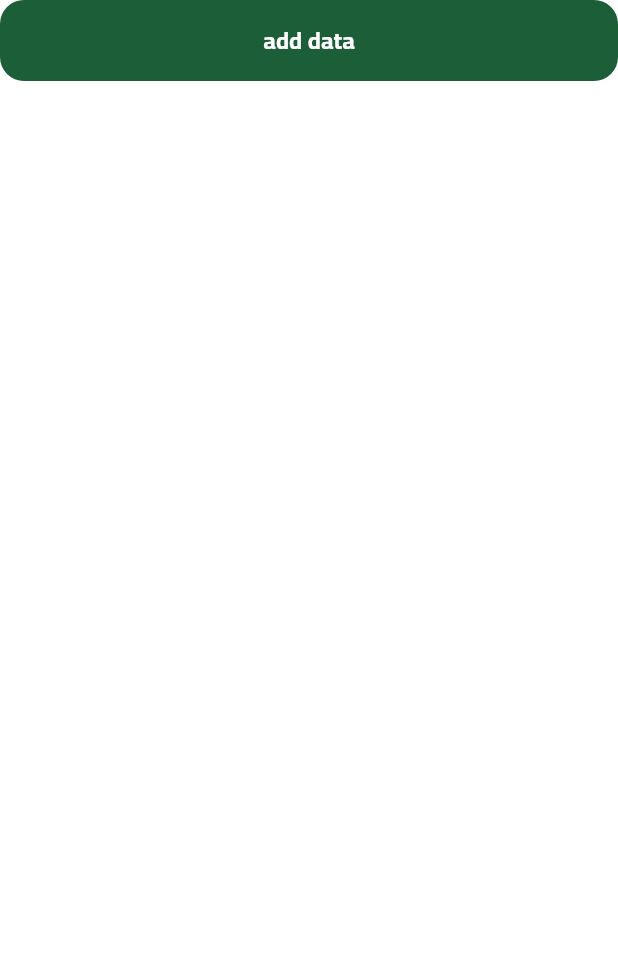
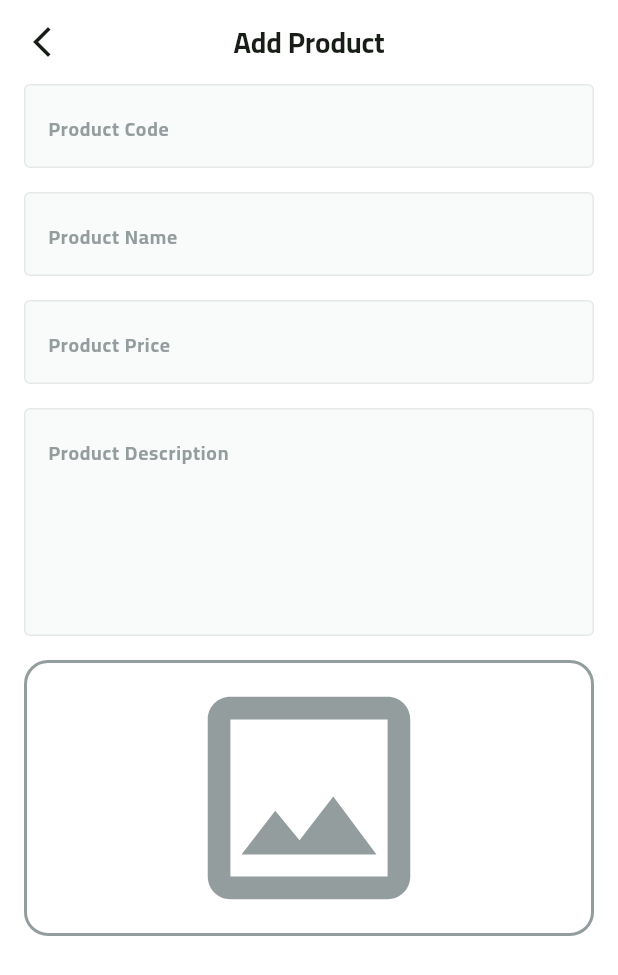
Before and after one commit to ahmedasaber/fruit_dashboard, a Flutter app: the screen it shows after launch, after a tap on "add data", on a phone screen of 412 x 824 dp. Shown: the top 975 px of the screen. Run offline on Flutter 3.47's test engine with Material 3 defaults, Android fonts, the phone set to English and light mode, and no system bars; drawn by our look-alikes of skeletonizer; our stand-ins replace image_picker.

Commit message:
add_product feature

```diff
--- a/lib/core/helper_functions/on_generate_routes.dart
+++ b/lib/core/helper_functions/on_generate_routes.dart
@@ -1,10 +1,13 @@
 import 'package:flutter/material.dart';
-import 'package:fruit_dashboard/features/presentation/views/dashboard_view.dart';
+import 'package:fruit_dashboard/features/add_product/presentation/views/add_product_view.dart';
+import 'package:fruit_dashboard/features/dashboard/presentation/views/dashboard_view.dart';
 
 Route<dynamic> onGenerateRoutes(RouteSettings settings){
   switch(settings.name){
     case DashboardView.routeName:
       return MaterialPageRoute(builder: (context)=> const DashboardView());
+    case AddProductView.routeName:
+      return MaterialPageRoute(builder: (context)=> const AddProductView());
     default:
       return MaterialPageRoute(builder: (context)=> const Scaffold());
   }
--- /dev/null
+++ b/lib/core/widgets/custom_app_bar.dart
@@ -0,0 +1,19 @@
+import 'package:flutter/material.dart';
+import 'package:fruit_dashboard/core/utils/app_text_style.dart';
+
+AppBar customAppBar(BuildContext context, String title) {
+  return AppBar(
+    leading: GestureDetector(
+      onTap: (){
+        Navigator.pop(context);
+      },
+      child: Icon(Icons.arrow_back_ios_new)
+    ),
+    centerTitle: true,
+    title: Text(
+      title,
+      textAlign: TextAlign.center,
+      style: TextStyles.bold19,
+    )
+  );
+}
--- /dev/null
+++ b/lib/core/widgets/custom_image_field.dart
@@ -0,0 +1,52 @@
+import 'dart:developer';
+import 'package:skeletonizer/skeletonizer.dart';
+import 'package:flutter/material.dart';
+import 'package:fruit_dashboard/core/utils/app_colors.dart';
+import 'package:image_picker/image_picker.dart';
+
+class ImageField extends StatefulWidget {
+  const ImageField({
+    super.key,
+  });
+
+  @override
+  State<ImageField> createState() => _ImageFieldState();
+}
+
+class _ImageFieldState extends State<ImageField> {
+  bool isLoading = false;
+  @override
+  Widget build(BuildContext context) {
+    return Skeletonizer(
+      enabled: isLoading,
+      child: GestureDetector(
+        onTap: () async{
+          setState(() { isLoading = true; });
+          try {
+            final ImagePicker picker = ImagePicker();
+            final XFile? image = await picker.pickImage(source: ImageSource.gallery);
+            log(image!.name);
+          } on Exception catch (e) {
+            log(e.toString());
+          }
+          setState(() { isLoading = false; });
+        },
+        child: Container(
+          width: double.infinity,
+          decoration: BoxDecoration(
+            border: Border.all(
+                color: AppColors.hintTextColor,
+                width: 2
+            ),
+            borderRadius: BorderRadius.circular(16),
+          ),
+          child: Icon(
+            Icons.image_outlined,
+            size: 180,
+            color: AppColors.hintTextColor,
+          ),
+        ),
+      ),
+    );
+  }
+}
--- /dev/null
+++ b/lib/core/widgets/custom_text_field.dart
@@ -0,0 +1,55 @@
+import 'package:flutter/material.dart';
+import 'package:fruit_dashboard/core/utils/app_colors.dart';
+import 'package:fruit_dashboard/core/utils/app_text_style.dart';
+
+class CustomTextFormField extends StatelessWidget {
+  const CustomTextFormField({
+    super.key,
+    required this.hintText,
+    this.isObsecure = false,
+    required this.textInputType,
+    this.suffixIcon,
+    this.onSaved,
+    this.maxLine = 1,
+  });
+
+  final String hintText;
+  final TextInputType textInputType;
+  final int maxLine;
+  final bool isObsecure;
+  final Widget? suffixIcon;
+  final void Function(String?)? onSaved;
+
+  @override
+  Widget build(BuildContext context) {
+    return TextFormField(
+      onSaved: onSaved,
+      validator: (value) {
+        if (value == null || value.isEmpty) {
+          return 'هذا الحقل مطلوب';
+        }
+        return null;
+      },
+      keyboardType: textInputType,
+      obscureText: isObsecure,
+      maxLines: maxLine,
+      decoration: InputDecoration(
+        hintText: hintText,
+        hintStyle: TextStyles.bold13.copyWith(color: AppColors.hintTextColor),
+        suffixIcon: suffixIcon,
+        filled: true,
+        fillColor: Color(0xffF9FAFA),
+        border: buildBorder(),
+        enabledBorder: buildBorder(),
+        focusedBorder: buildBorder(),
+      ),
+    );
+  }
+}
+
+OutlineInputBorder buildBorder() {
+  return OutlineInputBorder(
+    borderRadius: BorderRadius.circular(4),
+    borderSide: BorderSide(color: Color(0xffE6E9EA), width: 1),
+  );
+}
--- /dev/null
+++ b/lib/features/add_product/presentation/views/add_product_view.dart
@@ -0,0 +1,16 @@
+import 'package:flutter/material.dart';
+import 'package:fruit_dashboard/core/widgets/custom_app_bar.dart';
+import 'package:fruit_dashboard/features/add_product/presentation/views/widgets/add_product_view_body.dart';
+
+class AddProductView extends StatelessWidget {
+  const AddProductView({super.key});
+
+  static const routeName = "add product";
+  @override
+  Widget build(BuildContext context) {
+    return Scaffold(
+      appBar: customAppBar(context, 'Add Product'),
+      body: AddProductViewBody(),
+    );
+  }
+}
--- /dev/null
+++ b/lib/features/add_product/presentation/views/widgets/add_product_view_body.dart
@@ -0,0 +1,55 @@
+import 'package:flutter/material.dart';
+import 'package:fruit_dashboard/core/utils/app_colors.dart';
+import 'package:fruit_dashboard/core/widgets/custom_image_field.dart';
+import 'package:fruit_dashboard/core/widgets/custom_text_field.dart';
+
+class AddProductViewBody extends StatefulWidget {
+  const AddProductViewBody({super.key});
+
+  @override
+  State<AddProductViewBody> createState() => _AddProductViewBodyState();
+}
+
+class _AddProductViewBodyState extends State<AddProductViewBody> {
+  final GlobalKey<FormState> _formKey = GlobalKey<FormState>();
+  AutovalidateMode autoValidateMode = AutovalidateMode.disabled;
+
+  @override
+  Widget build(BuildContext context) {
+    return SingleChildScrollView(
+      child: Padding(
+        padding: const EdgeInsets.symmetric(horizontal: 16.0),
+        child: Form(
+          key: _formKey,
+          autovalidateMode: autoValidateMode,
+          child: Column(
+            children: [
+              CustomTextFormField(
+                hintText: 'Product Code',
+                textInputType: TextInputType.number,
+              ),
+              SizedBox(height: 16),
+              CustomTextFormField(
+                hintText: 'Product Name',
+                textInputType: TextInputType.text,
+              ),
+              SizedBox(height: 16),
+              CustomTextFormField(
+                hintText: 'Product Price',
+                textInputType: TextInputType.number,
+              ),
+              SizedBox(height: 16),
+              CustomTextFormField(
+                hintText: 'Product Description',
+                textInputType: TextInputType.text,
+                maxLine: 5,
+              ),
+              SizedBox(height: 16),
+              ImageField(),
+            ],
+          ),
+        ),
+      ),
+    );
+  }
+}
--- a/lib/features/presentation/views/dashboard_view.dart
+++ b/lib/features/dashboard/presentation/views/dashboard_view.dart
@@ -1,5 +1,5 @@
 import 'package:flutter/material.dart';
-import 'package:fruit_dashboard/features/presentation/views/widgets/dashboard_view_body.dart';
+import 'package:fruit_dashboard/features/dashboard/presentation/views/widgets/dashboard_view_body.dart';
 
 class DashboardView extends StatelessWidget {
   const DashboardView({super.key});
--- /dev/null
+++ b/lib/features/dashboard/presentation/views/widgets/dashboard_view_body.dart
@@ -0,0 +1,22 @@
+import 'package:flutter/material.dart';
+import 'package:fruit_dashboard/core/widgets/custom_button.dart';
+import 'package:fruit_dashboard/features/add_product/presentation/views/add_product_view.dart';
+
+class DashboardViewBody extends StatelessWidget {
+  const DashboardViewBody({super.key});
+
+  @override
+  Widget build(BuildContext context) {
+    return Padding(
+      padding: const EdgeInsets.symmetric(horizontal: 16.0),
+      child: Column(
+        mainAxisAlignment: MainAxisAlignment.center,
+        children: [
+          CustomButton(text: 'add data', onPressed: (){
+            Navigator.pushNamed(context, AddProductView.routeName);
+          })
+        ],
+      ),
+    );
+  }
+}
--- a/lib/features/presentation/views/widgets/dashboard_view_body.dart
+++ /dev/null
@@ -1,17 +0,0 @@
-import 'package:flutter/material.dart';
-import 'package:fruit_dashboard/core/widgets/custom_button.dart';
-
-class DashboardViewBody extends StatelessWidget {
-  const DashboardViewBody({super.key});
-
-  @override
-  Widget build(BuildContext context) {
-    return SafeArea(
-      child: Column(
-        children: [
-          CustomButton(text: 'add data', onPressed: (){})
-        ],
-      ),
-    );
-  }
-}
--- a/lib/main.dart
+++ b/lib/main.dart
@@ -1,9 +1,17 @@
 import 'package:flutter/material.dart';
+import 'package:flutter/services.dart';
 import 'package:fruit_dashboard/core/helper_functions/on_generate_routes.dart';
 import 'package:fruit_dashboard/core/utils/app_colors.dart';
-import 'package:fruit_dashboard/features/presentation/views/dashboard_view.dart';
+import 'package:fruit_dashboard/features/dashboard/presentation/views/dashboard_view.dart';
 
 void main() {
+  SystemChrome.setSystemUIOverlayStyle(
+    SystemUiOverlayStyle(
+      statusBarColor: Colors.transparent,
+      statusBarIconBrightness: Brightness.dark,
+    ),
+  );
+
   runApp(const MyApp());
 }
 
--- a/pubspec.yaml
+++ b/pubspec.yaml
@@ -30,10 +30,11 @@ environment:
 dependencies:
   flutter:
     sdk: flutter
-
+  image_picker: ^1.1.2
   # The following adds the Cupertino Icons font to your application.
   # Use with the CupertinoIcons class for iOS style icons.
   cupertino_icons: ^1.0.8
+  skeletonizer: ^1.4.3
 
 dev_dependencies:
   flutter_test:
```
Also changed, not shown: pubspec.lock, 2 other files.
